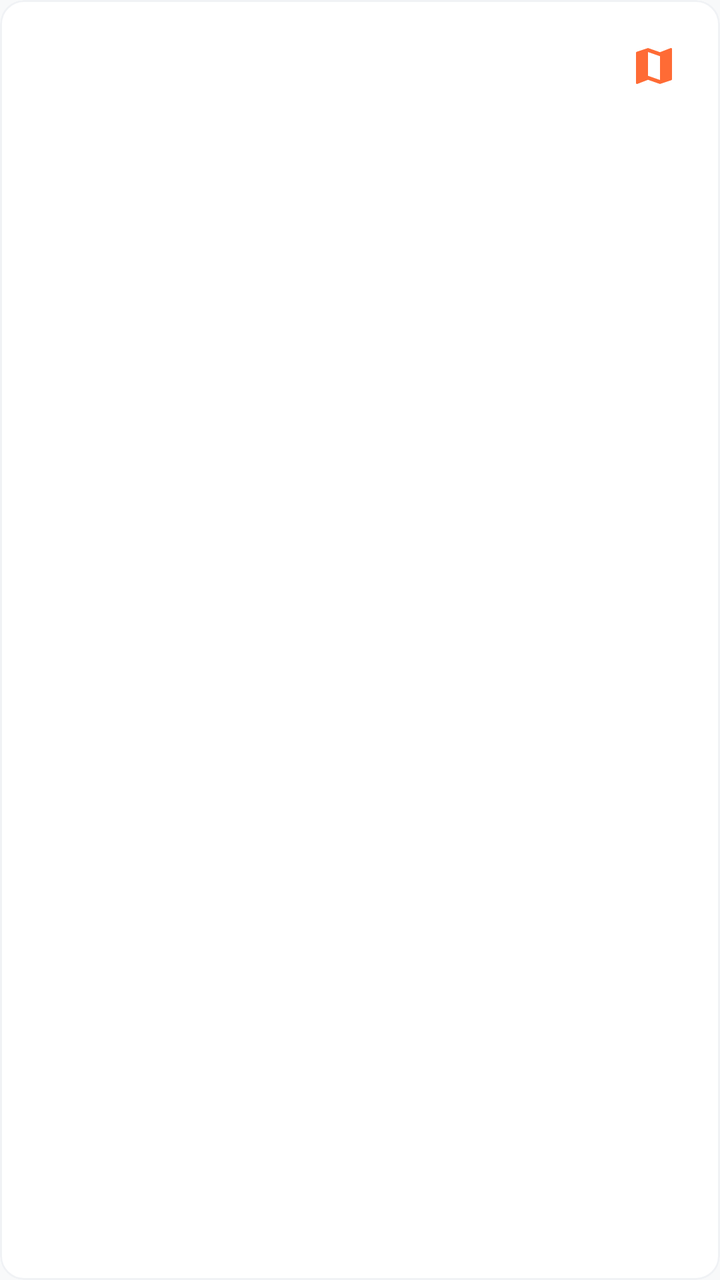
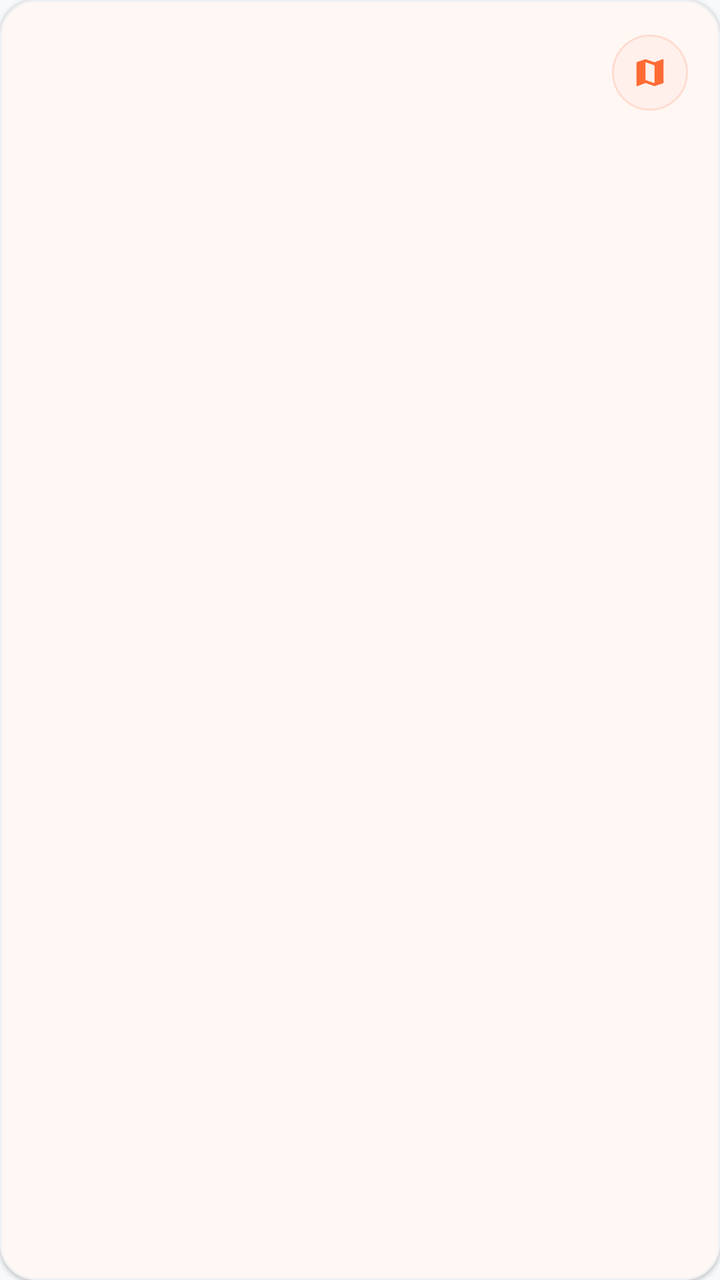

Two renders of the same Android screen: before a commit and after it. Below are the layout's source before the change and the commit's diff.
<!-- AndroidManifest.xml: application theme Theme.AKRHunger -->
<!-- res/layout/item_address_card.xml -->
<?xml version="1.0" encoding="utf-8"?>
<com.google.android.material.card.MaterialCardView xmlns:android="http://schemas.android.com/apk/res/android"
    xmlns:app="http://schemas.android.com/apk/res-auto"
    android:layout_width="match_parent"
    android:layout_height="wrap_content"
    android:layout_marginVertical="4dp"
    app:cardCornerRadius="12dp"
    app:cardElevation="0dp"
    app:strokeColor="@color/card_border"
    app:strokeWidth="1dp"
    android:foreground="?attr/selectableItemBackground">

    <LinearLayout
        android:layout_width="match_parent"
        android:layout_height="wrap_content"
        android:gravity="center_vertical"
        android:padding="14dp">

        <LinearLayout
            android:layout_width="0dp"
            android:layout_height="wrap_content"
            android:layout_weight="1"
            android:orientation="vertical">

            <LinearLayout
                android:layout_width="wrap_content"
                android:layout_height="wrap_content"
                android:gravity="center_vertical">

                <TextView
                    android:id="@+id/tv_address_type"
                    android:layout_width="wrap_content"
                    android:layout_height="wrap_content"
                    android:textColor="@color/text_primary"
                    android:textSize="13sp"
                    android:textStyle="bold" />

                <TextView
                    android:id="@+id/badge_default"
                    android:layout_width="wrap_content"
                    android:layout_height="wrap_content"
                    android:layout_marginStart="8dp"
                    android:background="@drawable/bg_info_chip"
                    android:paddingHorizontal="8dp"
                    android:paddingVertical="2dp"
                    android:text="Default"
                    android:textColor="@color/primary"
                    android:textSize="10sp"
                    android:textStyle="bold"
                    android:visibility="gone" />
            </LinearLayout>

            <TextView
                android:id="@+id/tv_address_text"
                android:layout_width="wrap_content"
                android:layout_height="wrap_content"
                android:layout_marginTop="2dp"
                android:textColor="@color/text_secondary"
                android:textSize="12sp" />
        </LinearLayout>

        <ImageButton
            android:id="@+id/btn_card_map"
            android:layout_width="38dp"
            android:layout_height="38dp"
            android:background="?attr/selectableItemBackgroundBorderless"
            android:contentDescription="View on Map"
            android:padding="8dp"
            android:src="@drawable/ic_map"
            app:tint="@color/primary" />
    </LinearLayout>
</com.google.android.material.card.MaterialCardView>
<!-- resources referenced by this layout -->
<resources>
  <color name="card_border">#F0F2F5</color>
  <color name="primary">#FF6B35</color>
  <color name="text_primary">#111827</color>
  <color name="text_secondary">#4B5563</color>
  <!-- drawable bg_info_chip (drawable) -->
  <?xml version="1.0" encoding="utf-8"?>
  <shape xmlns:android="http://schemas.android.com/apk/res/android"
      android:shape="rectangle">
      <solid android:color="#1AFF6B35" />
      <corners android:radius="12dp" />
      <stroke android:width="1dp" android:color="#33FF6B35" />
  </shape>
  <style name="Theme.AKRHunger" parent="Theme.Material3.Light.NoActionBar">
          <item name="colorPrimary">@color/primary</item>
          <item name="colorPrimaryDark">@color/primary_dark</item>
          <item name="colorAccent">@color/primary</item>
          <item name="colorOnPrimary">@color/on_primary</item>
          <item name="colorSecondary">@color/secondary</item>
          <item name="colorOnSecondary">@color/on_secondary</item>
          <item name="android:colorBackground">@color/background</item>
          <item name="colorSurface">@color/surface</item>
          <item name="colorOnSurface">@color/on_surface</item>
          <item name="android:statusBarColor">@color/surface</item>
          <item name="android:windowLightStatusBar">true</item>
          <item name="android:navigationBarColor">@color/surface</item>
          <item name="android:windowLightNavigationBar">true</item>
          <item name="android:fontFamily">sans-serif</item>
      </style>
  <color name="primary_dark">#E55A25</color>
  <color name="on_primary">#FFFFFF</color>
  <color name="secondary">#F59E0B</color>
  <color name="on_secondary">#111827</color>
  <color name="background">#F8F9FA</color>
  <color name="surface">#FFFFFF</color>
  <color name="on_surface">#111827</color>
  <!-- unchanged entries left out for length: 1 -->
</resources>

<!-- the commit's change to res/layout/item_address_card.xml (unified diff, before → after) -->
@@ -3,18 +3,22 @@
     xmlns:app="http://schemas.android.com/apk/res-auto"
     android:layout_width="match_parent"
     android:layout_height="wrap_content"
-    android:layout_marginVertical="4dp"
-    app:cardCornerRadius="12dp"
-    app:cardElevation="0dp"
+    android:layout_marginVertical="5dp"
+    android:clickable="true"
+    android:focusable="true"
+    android:foreground="?attr/selectableItemBackground"
+    app:cardBackgroundColor="@color/surface"
+    app:cardCornerRadius="18dp"
+    app:cardElevation="1dp"
     app:strokeColor="@color/card_border"
-    app:strokeWidth="1dp"
-    android:foreground="?attr/selectableItemBackground">
+    app:strokeWidth="1dp">
 
     <LinearLayout
         android:layout_width="match_parent"
         android:layout_height="wrap_content"
         android:gravity="center_vertical"
-        android:padding="14dp">
+        android:orientation="horizontal"
+        android:padding="16dp">
 
         <LinearLayout
             android:layout_width="0dp"
@@ -25,14 +29,15 @@
             <LinearLayout
                 android:layout_width="wrap_content"
                 android:layout_height="wrap_content"
-                android:gravity="center_vertical">
+                android:gravity="center_vertical"
+                android:orientation="horizontal">
 
                 <TextView
                     android:id="@+id/tv_address_type"
                     android:layout_width="wrap_content"
                     android:layout_height="wrap_content"
                     android:textColor="@color/text_primary"
-                    android:textSize="13sp"
+                    android:textSize="14sp"
                     android:textStyle="bold" />
 
                 <TextView
@@ -40,7 +45,7 @@
                     android:layout_width="wrap_content"
                     android:layout_height="wrap_content"
                     android:layout_marginStart="8dp"
-                    android:background="@drawable/bg_info_chip"
+                    android:background="@drawable/bg_pill_soft"
                     android:paddingHorizontal="8dp"
                     android:paddingVertical="2dp"
                     android:text="Default"
@@ -54,19 +59,28 @@
                 android:id="@+id/tv_address_text"
                 android:layout_width="wrap_content"
                 android:layout_height="wrap_content"
-                android:layout_marginTop="2dp"
+                android:layout_marginTop="4dp"
+                android:lineSpacingExtra="2dp"
                 android:textColor="@color/text_secondary"
-                android:textSize="12sp" />
+                android:textSize="13sp" />
         </LinearLayout>
 
-        <ImageButton
+        <FrameLayout
             android:id="@+id/btn_card_map"
             android:layout_width="38dp"
             android:layout_height="38dp"
-            android:background="?attr/selectableItemBackgroundBorderless"
-            android:contentDescription="View on Map"
-            android:padding="8dp"
-            android:src="@drawable/ic_map"
-            app:tint="@color/primary" />
+            android:layout_marginStart="8dp"
+            android:background="@drawable/bg_icon_circle_soft"
+            android:clickable="true"
+            android:focusable="true"
+            android:foreground="?attr/selectableItemBackgroundBorderless">
+
+            <ImageView
+                android:layout_width="18dp"
+                android:layout_height="18dp"
+                android:layout_gravity="center"
+                android:src="@drawable/ic_map"
+                android:tint="@color/primary" />
+        </FrameLayout>
     </LinearLayout>
 </com.google.android.material.card.MaterialCardView>
<!-- resource entries referenced after the edit -->
@@ -4,14 +4,25 @@
   <color name="primary">#FF6B35</color>
   <color name="text_primary">#111827</color>
   <color name="text_secondary">#4B5563</color>
-  <!-- drawable bg_info_chip (drawable) -->
+  <!-- drawable bg_icon_circle_soft (drawable) -->
   <?xml version="1.0" encoding="utf-8"?>
   <shape xmlns:android="http://schemas.android.com/apk/res/android"
-      android:shape="rectangle">
-      <solid android:color="#1AFF6B35" />
-      <corners android:radius="12dp" />
-      <stroke android:width="1dp" android:color="#33FF6B35" />
+      android:shape="oval">
+      <solid android:color="@color/primary_tint" />
+      <stroke android:width="1dp" android:color="@color/primary_tint_border" />
   </shape>
+  <!-- drawable bg_pill_soft (drawable) -->
+  <?xml version="1.0" encoding="utf-8"?>
+  <ripple xmlns:android="http://schemas.android.com/apk/res/android"
+      android:color="@color/primary_15">
+      <item>
+          <shape android:shape="rectangle">
+              <corners android:radius="999dp" />
+              <solid android:color="@color/primary_tint" />
+              <stroke android:width="1dp" android:color="@color/primary_tint_border" />
+          </shape>
+      </item>
+  </ripple>
   <style name="Theme.AKRHunger" parent="Theme.Material3.Light.NoActionBar">
           <item name="colorPrimary">@color/primary</item>
           <item name="colorPrimaryDark">@color/primary_dark</item>
@@ -27,7 +38,12 @@
           <item name="android:navigationBarColor">@color/surface</item>
           <item name="android:windowLightNavigationBar">true</item>
           <item name="android:fontFamily">sans-serif</item>
+          <item name="materialAlertDialogTheme">@style/ThemeOverlay.AKR.MaterialAlertDialog</item>
+          <item name="bottomSheetDialogTheme">@style/ThemeOverlay.AKR.BottomSheetDialog</item>
       </style>
+  <color name="primary_tint">#FFF0EB</color>
+  <color name="primary_tint_border">#FFDCD0</color>
+  <color name="primary_15">#26FF6B35</color>
   <color name="primary_dark">#E55A25</color>
   <color name="on_primary">#FFFFFF</color>
   <color name="secondary">#F59E0B</color>
@@ -35,6 +51,28 @@
   <color name="background">#F8F9FA</color>
   <color name="surface">#FFFFFF</color>
   <color name="on_surface">#111827</color>
+  <style name="ThemeOverlay.AKR.MaterialAlertDialog" parent="ThemeOverlay.Material3.MaterialAlertDialog">
+          <item name="shapeAppearance">@style/ShapeAppearance.AKR.Dialog</item>
+          <item name="shapeAppearanceOverlay">@style/ShapeAppearance.AKR.Dialog</item>
+          <item name="colorSurface">@color/surface</item>
+          <item name="android:backgroundDimAmount">0.5</item>
+      </style>
+  <style name="ThemeOverlay.AKR.BottomSheetDialog" parent="ThemeOverlay.Material3.BottomSheetDialog">
+          <item name="bottomSheetStyle">@style/Widget.AKR.BottomSheet</item>
+      </style>
+  <style name="ShapeAppearance.AKR.Dialog" parent="">
+          <item name="cornerFamily">rounded</item>
+          <item name="cornerSize">24dp</item>
+      </style>
+  <style name="Widget.AKR.BottomSheet" parent="Widget.Material3.BottomSheet">
+          <item name="shapeAppearanceOverlay">@style/ShapeAppearance.AKR.BottomSheet</item>
+          <item name="backgroundTint">@color/surface</item>
+      </style>
+  <style name="ShapeAppearance.AKR.BottomSheet" parent="">
+          <item name="cornerFamily">rounded</item>
+          <item name="cornerSizeTopLeft">28dp</item>
+          <item name="cornerSizeTopRight">28dp</item>
+      </style>
   <!-- unchanged entries left out for length: 1 -->
 </resources>
 
